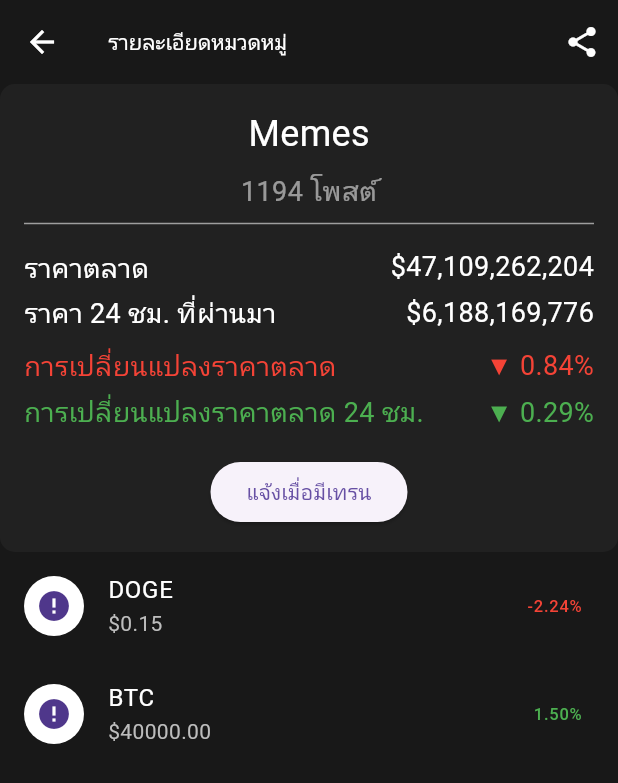
After one commit to nowzenith/lnwCoin, a Flutter app: the CryptoTrackerPage screen opened directly, on a phone screen of 412 x 824 dp. The commit adds this screen. Shown: the top 783 px of the screen. Run offline on Flutter 3.47's test engine with Material 3 defaults, Android fonts, the phone set to English and light mode, and no system bars; our stand-ins replace carousel_slider, curved_navigation_bar, dio, fl_chart, fluttertoast, iconsax and 5 more; missing offline and left inert: chart_sparkline, coingecko_api, web3modal_flutter; network calls fail; Roboto replaces fonts that are missing (Orbitron); project files that could hold a hidden picture were left out.

Commit message:
info.categories

```diff
--- a/lib/view/market/top_bar_list/categories/coin.dart
+++ b/lib/view/market/top_bar_list/categories/coin.dart
@@ -1,4 +1,5 @@
 import 'package:flutter/material.dart';
+import 'package:lnwCoin/view/market/top_bar_list/categories/meme.dart';
 
 class Cate_coin_page extends StatefulWidget {
   final String name;
@@ -11,6 +12,6 @@ class Cate_coin_page extends StatefulWidget {
 class _Cate_coin_pageState extends State<Cate_coin_page> {
   @override
   Widget build(BuildContext context) {
-    return const Placeholder();
+    return CryptoTrackerPage();
   }
 }
--- /dev/null
+++ b/lib/view/market/top_bar_list/categories/meme.dart
@@ -0,0 +1,193 @@
+import 'package:flutter/material.dart';
+
+class CryptoTrackerPage extends StatelessWidget {
+  const CryptoTrackerPage({super.key});
+
+  @override
+  Widget build(BuildContext context) {
+    return Scaffold(
+      backgroundColor: const Color.fromARGB(255, 24, 24, 24),
+      appBar: AppBar(
+        backgroundColor: const Color.fromARGB(255, 24, 24, 24),
+        title: const Text('รายละเอียดหมวดหมู่'),
+        titleTextStyle: const TextStyle(color: Colors.white),
+        iconTheme: const IconThemeData(color: Colors.white),
+        actions: [
+          IconButton(
+            icon: const Icon(Icons.share),
+            onPressed: () {
+              // Logic to share cryptocurrency details
+            },
+          ),
+        ],
+      ),
+      body: SingleChildScrollView(
+        child: Column(
+          children: <Widget>[
+            MyCustomWidget(), // Your custom widget at the top
+            ListView.builder(
+              physics:
+                  const NeverScrollableScrollPhysics(), // to disable ListView's scrolling
+              shrinkWrap:
+                  true, // Required to use ListView inside Column/SingleChildScrollView
+              itemCount: cryptoList.length,
+              itemBuilder: (context, index) {
+                final crypto = cryptoList[index];
+                return ListTile(
+                  leading: CircleAvatar(
+                    backgroundColor: Colors.white, // For better visibility
+                    child: Image.network(
+                      crypto.iconUrl,
+                      errorBuilder: (context, error, stackTrace) {
+                        return const Icon(
+                            Icons.error); // Icon if image fails to load
+                      },
+                    ),
+                  ),
+                  title: Text(
+                    crypto.name,
+                    style: const TextStyle(color: Colors.white),
+                  ),
+                  subtitle: Text(
+                    '\$${crypto.price.toStringAsFixed(2)}',
+                    style: TextStyle(color: Colors.grey[400]),
+                  ),
+                  trailing: Text(
+                    '${crypto.percentChange24h.toStringAsFixed(2)}%',
+                    style: TextStyle(
+                      color: crypto.percentChange24h >= 0
+                          ? Colors.green
+                          : Colors.red,
+                    ),
+                  ),
+                );
+              },
+            ),
+          ],
+        ),
+      ),
+    );
+  }
+}
+
+// Rest of the code for Crypto class, cryptoList, and MyCustomWidget remains the same...
+
+class Crypto {
+  final String name;
+  final String iconUrl;
+  final double price;
+  final double percentChange24h;
+
+  Crypto({
+    required this.name,
+    required this.iconUrl,
+    required this.price,
+    required this.percentChange24h,
+  });
+}
+
+// Sample data
+final cryptoList = [
+  Crypto(
+      name: 'DOGE',
+      iconUrl: 'https://example.com/path_to_doge_icon',
+      price: 0.1476,
+      percentChange24h: -2.24),
+  Crypto(
+      name: 'BTC',
+      iconUrl: 'https://example.com/path_to_btc_icon',
+      price: 40000.00,
+      percentChange24h: 1.50),
+  // Add other cryptocurrencies here
+];
+
+class MyCustomWidget extends StatelessWidget {
+  @override
+  Widget build(BuildContext context) {
+    return Container(
+      padding: const EdgeInsets.all(16.0),
+      decoration: BoxDecoration(
+        color: Colors.grey[900],
+        borderRadius: BorderRadius.circular(10),
+      ),
+      child: Column(
+        mainAxisSize: MainAxisSize.min,
+        children: <Widget>[
+          const Text(
+            'Memes',
+            style: TextStyle(color: Colors.white, fontSize: 24),
+          ),
+          const SizedBox(height: 8),
+          const Text(
+            '1194 โพสต์',
+            style: TextStyle(color: Colors.white54, fontSize: 18),
+          ),
+          const Divider(color: Colors.grey),
+          const SizedBox(height: 8),
+          const Row(
+            mainAxisAlignment: MainAxisAlignment.spaceBetween,
+            children: <Widget>[
+              Text(
+                'ราคาตลาด',
+                style: TextStyle(color: Colors.white, fontSize: 18),
+              ),
+              Text(
+                '\$47,109,262,204',
+                style: TextStyle(color: Colors.white, fontSize: 18),
+              ),
+            ],
+          ),
+          const SizedBox(height: 4),
+          const Row(
+            mainAxisAlignment: MainAxisAlignment.spaceBetween,
+            children: <Widget>[
+              Text(
+                'ราคา 24 ชม. ที่ผ่านมา',
+                style: TextStyle(color: Colors.white, fontSize: 18),
+              ),
+              Text(
+                '\$6,188,169,776',
+                style: TextStyle(color: Colors.white, fontSize: 18),
+              ),
+            ],
+          ),
+          const SizedBox(height: 8),
+          const Row(
+            mainAxisAlignment: MainAxisAlignment.spaceBetween,
+            children: <Widget>[
+              Text(
+                'การเปลี่ยนแปลงราคาตลาด',
+                style: TextStyle(color: Colors.red, fontSize: 18),
+              ),
+              Text(
+                '▼ 0.84%',
+                style: TextStyle(color: Colors.red, fontSize: 18),
+              ),
+            ],
+          ),
+          const SizedBox(height: 4),
+          const Row(
+            mainAxisAlignment: MainAxisAlignment.spaceBetween,
+            children: <Widget>[
+              Text(
+                'การเปลี่ยนแปลงราคาตลาด 24 ชม.',
+                style: TextStyle(color: Colors.green, fontSize: 18),
+              ),
+              Text(
+                '▼ 0.29%',
+                style: TextStyle(color: Colors.green, fontSize: 18),
+              ),
+            ],
+          ),
+          const SizedBox(height: 16),
+          ElevatedButton(
+            style: ElevatedButton.styleFrom(// foreground (text) color
+                ),
+            onPressed: () {},
+            child: const Text('แจ้งเมื่อมีเทรน'),
+          ),
+        ],
+      ),
+    );
+  }
+}
```
Also changed, not shown: lib/view/market/top_bar_list/metaverse.dart (+14 -5 lines).
